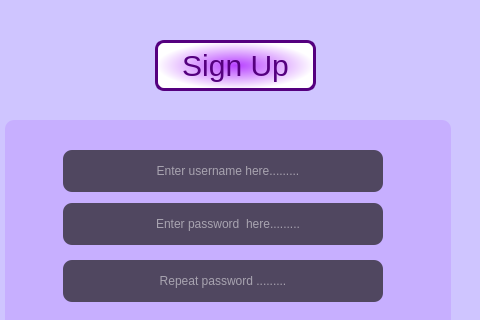
This is static/register.ui in lakshmivishal9496/Soft-Health as Qt 5 draws it before an edit; both pictures show x 165 to 645 and y 0 to 320 of the 792 by 600 pixel window. The edited form follows.
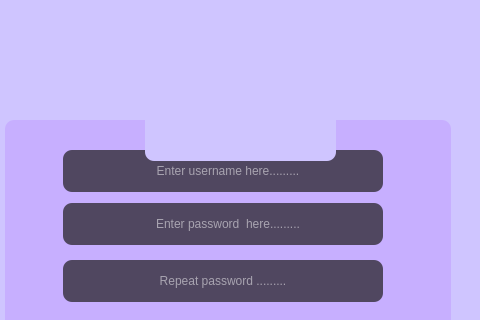
This is the edited form. Icons and pictures are not drawn.

Patch:
```diff
--- a/static/register.ui
+++ b/static/register.ui
@@ -26,29 +26,6 @@
     <string notr="true">background-color:rgb(207, 197, 255);
 border-radius: 9px;</string>
    </property>
-   <widget class="QLabel" name="label">
-    <property name="geometry">
-     <rect>
-      <x>320</x>
-      <y>40</y>
-      <width>161</width>
-      <height>51</height>
-     </rect>
-    </property>
-    <property name="styleSheet">
-     <string notr="true">color: rgb(85, 0, 127);
-border: 3px solid rgb(85, 0, 127);
-font-size : 30px;
-font-weight:300;
-background-color:qradialgradient(spread:pad, cx:0.5, cy:0.5, radius:0.5, fx:0.5, fy:0.5, stop:0 rgba(183, 65, 255, 255), stop:1 rgba(255, 255, 255, 255))</string>
-    </property>
-    <property name="text">
-     <string>Sign Up</string>
-    </property>
-    <property name="alignment">
-     <set>Qt::AlignCenter</set>
-    </property>
-   </widget>
    <widget class="QGroupBox" name="groupBox">
     <property name="geometry">
      <rect>
@@ -242,10 +219,25 @@
      <string>Already have an account?</string>
     </property>
    </widget>
-   <zorder>groupBox</zorder>
-   <zorder>label</zorder>
-   <zorder>b4</zorder>
-   <zorder>l8</zorder>
+   <widget class="QLabel" name="label">
+    <property name="geometry">
+     <rect>
+      <x>310</x>
+      <y>-20</y>
+      <width>191</width>
+      <height>181</height>
+     </rect>
+    </property>
+    <property name="styleSheet">
+     <string notr="true">background-image:url(images/logo_200x200.png);</string>
+    </property>
+    <property name="text">
+     <string/>
+    </property>
+    <property name="alignment">
+     <set>Qt::AlignCenter</set>
+    </property>
+   </widget>
   </widget>
  </widget>
  <resources>
```
